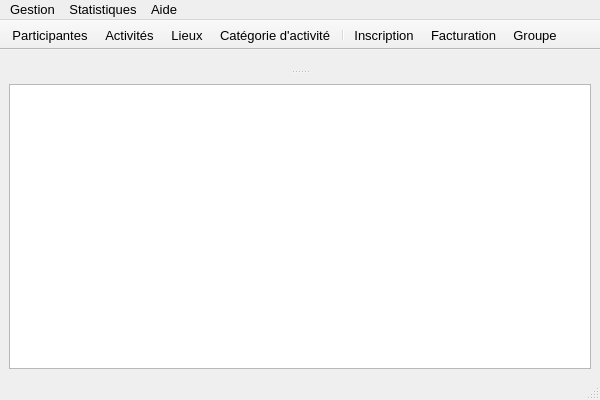
This is guide/interface/ui/mainwindow.ui in samueldrouin/PyGuide as Qt 5 draws it before an edit. The edited form follows.
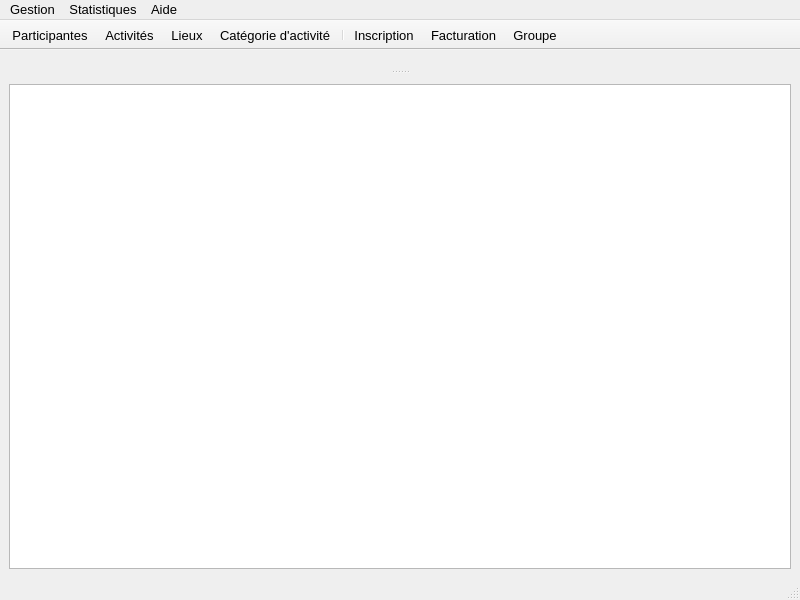
This is the edited form. Icons and pictures are not drawn.

Commit message: Amélioration de la taille des colonnes dans les tableaux

```diff
--- a/guide/interface/ui/mainwindow.ui
+++ b/guide/interface/ui/mainwindow.ui
@@ -6,14 +6,14 @@
    <rect>
     <x>0</x>
     <y>0</y>
-    <width>600</width>
-    <height>400</height>
+    <width>800</width>
+    <height>600</height>
    </rect>
   </property>
   <property name="minimumSize">
    <size>
-    <width>600</width>
-    <height>400</height>
+    <width>800</width>
+    <height>600</height>
    </size>
   </property>
   <property name="font">
@@ -37,7 +37,7 @@
     <rect>
      <x>0</x>
      <y>0</y>
-     <width>600</width>
+     <width>800</width>
      <height>21</height>
     </rect>
    </property>
```
The commit also changes 2 other files.
